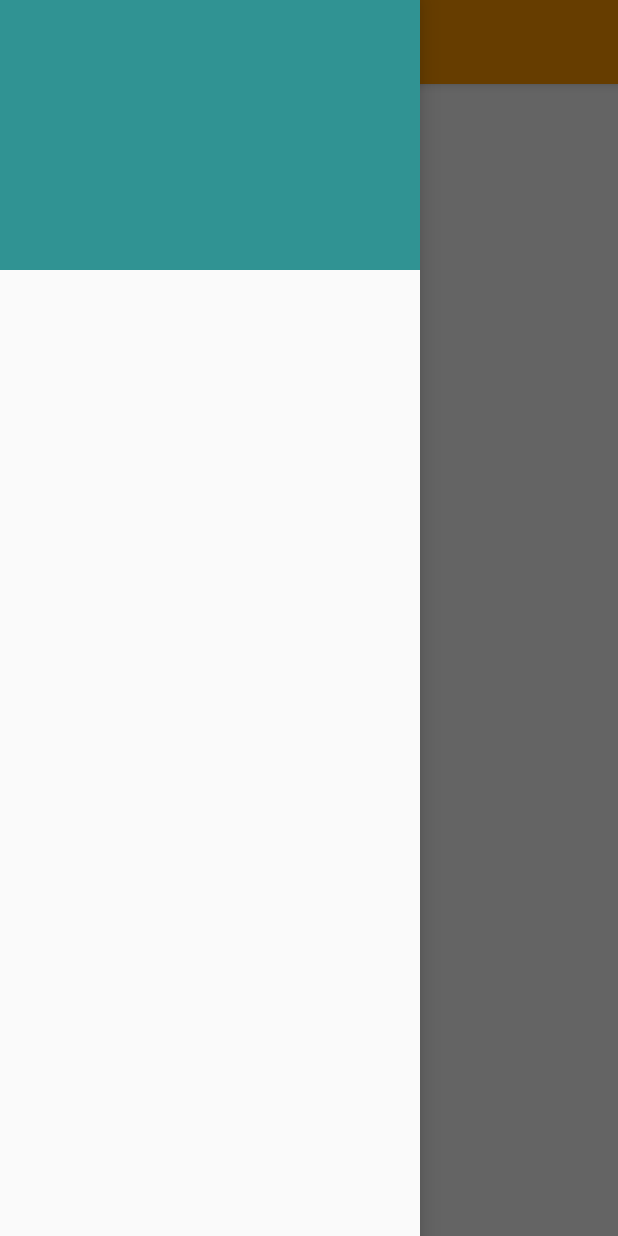
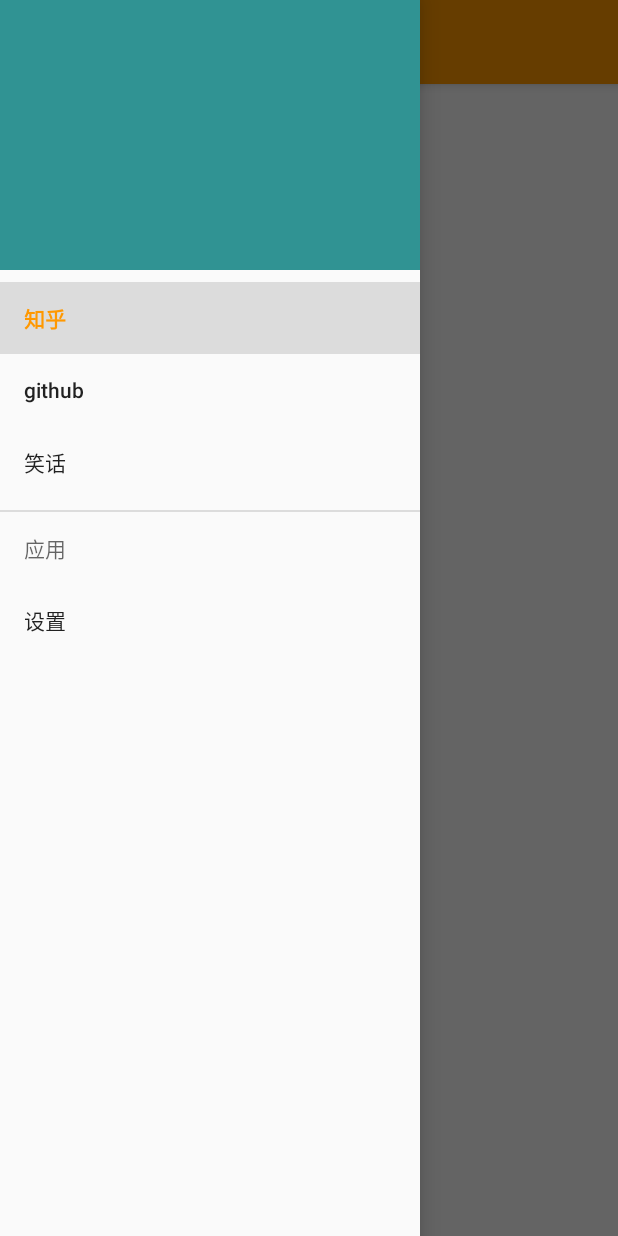
Before and after one commit to lpnpcs/yuanhelper, an Android app: the MainActivity screen opened directly, with no data from a screen before it, with the side drawer open, on a phone screen of 412 x 824 dp. Run offline under Robolectric (Android 15) with nearby library versions, the phone set to English and light mode, and no system bars; our stand-ins replace ButterKnife; libraries missing offline, so code that uses them is left out: com.mikepenz.iconics, com.mikepenz.material_design_iconic_typeface_library; pictures from the network do not load; 5 statements that could not run were skipped.

Commit message:
init navi~

```diff
--- a/app/build.gradle
+++ b/app/build.gradle
@@ -49,6 +49,8 @@ dependencies {
     compile compiles.rxbinding_v7
     compile compiles.rxbinding_design
     compile compiles.annotation
+    compile compiles.icon
+    compile compiles.icon_design
 
     //dagger dependencies
     compile compiles.dagger
--- a/app/src/main/java/com/lpnpcs/yuanhelper/ui/activity/MainActivity.java
+++ b/app/src/main/java/com/lpnpcs/yuanhelper/ui/activity/MainActivity.java
@@ -1,8 +1,10 @@
 package com.lpnpcs.yuanhelper.ui.activity;
 
+import android.graphics.Color;
 import android.support.design.widget.NavigationView;
 import android.support.v4.widget.DrawerLayout;
 import android.support.v7.app.ActionBarDrawerToggle;
+import android.view.Menu;
 import android.view.MenuItem;
 import android.widget.ImageView;
 
@@ -10,6 +12,8 @@ import com.bumptech.glide.Glide;
 import com.bumptech.glide.load.engine.DiskCacheStrategy;
 import com.lpnpcs.yuanhelper.R;
 import com.lpnpcs.yuanhelper.base.BaseActivity;
+import com.mikepenz.iconics.IconicsDrawable;
+import com.mikepenz.material_design_iconic_typeface_library.MaterialDesignIconic;
 
 import butterknife.BindView;
 
@@ -30,46 +34,37 @@ public class MainActivity extends BaseActivity implements NavigationView.OnNavig
         super.initViews();
         setupDrawer();
         initNavigationView();
+
     }
     private void initNavigationView() {
-        //load headerView's image
+
         Glide.with(this).load(R.drawable.head)
                 .diskCacheStrategy(DiskCacheStrategy.ALL)
                 .crossFade()
                 .into((ImageView) navView.getHeaderView(0).findViewById(R.id.headImage));
         navView.setNavigationItemSelectedListener(this);
-      //  boolean isSecretOn = SPUtil.getBoolean(SettingFragment.SECRET_MODE);
-       /* if (isSecretOn) {
-            navView.inflateMenu(R.menu.main_menu_all);
-        } else {
-            navView.inflateMenu(R.menu.main_drawer);
-        }
-        //select the first menu at startup
+        navView.inflateMenu(R.menu.main_menu_all);
+
         Menu menu = navView.getMenu();
         menu.getItem(0).setChecked(true);
 
         menu.getItem(0).setIcon(
                 new IconicsDrawable(this).
-                        icon(GoogleMaterial.Icon.gmd_explore));
+                        icon(MaterialDesignIconic.Icon.gmi_rss));
         menu.getItem(1).setIcon(
                 new IconicsDrawable(this).
-                        icon(GoogleMaterial.Icon.gmd_face)
-                        .color(Color.RED));
-        Menu sub = menu.getItem(isSecretOn ? 3 : 2).getSubMenu();
+                        icon(MaterialDesignIconic.Icon.gmi_github_alt));
+        menu.getItem(2).setIcon(
+                new IconicsDrawable(this).
+                        icon(MaterialDesignIconic.Icon.gmi_mood));
+        Menu sub = menu.getItem(3).getSubMenu();
         sub.getItem(0).setIcon(
                 new IconicsDrawable(this).
-                        icon(GoogleMaterial.Icon.gmd_share)
+                        icon(MaterialDesignIconic.Icon.gmi_settings)
                         .color(Color.DKGRAY));
-        sub.getItem(1).setIcon(
-                new IconicsDrawable(this).
-                        icon(GoogleMaterial.Icon.gmd_settings)
-                        .color(Color.GRAY));
-        if (isSecretOn) {
-            menu.getItem(2).setIcon(new IconicsDrawable(this)
-                    .icon(GoogleMaterial.Icon.gmd_whatshot)
-                    .color(Color.WHITE));
-        }*/
-    }
+
+        }
+
     @Override
     protected void initLayoutId() {
         layoutId = R.layout.activity_main;
--- /dev/null
+++ b/app/src/main/res/menu/main_menu_all.xml
@@ -0,0 +1,25 @@
+<?xml version="1.0" encoding="utf-8"?>
+<menu xmlns:android="http://schemas.android.com/apk/res/android">
+
+    <group android:checkableBehavior="single">
+        <item
+            android:id="@+id/nav_zhihu"
+            android:title="@string/nva_zhihu"/>
+        <item
+            android:id="@+id/nav_github"
+            android:title="@string/nav_github"/>
+        <item
+            android:id="@+id/nav_joke"
+        android:title="@string/nav_joke"/>
+
+    </group>
+
+    <item android:title="@string/app">
+        <menu>
+            <item
+                android:id="@+id/nav_setting"
+                android:title="@string/nav_setting"/>
+        </menu>
+    </item>
+
+</menu>
--- a/app/src/main/res/values/strings.xml
+++ b/app/src/main/res/values/strings.xml
@@ -2,4 +2,13 @@
     <string name="app_name">猿助手</string>
     <string name="navigation_drawer_open" translatable="false">close drawer</string>
     <string name="navigation_drawer_close" translatable="false">open drawer</string>
+    <string name="nva_zhihu">知乎</string>
+    <string name="action_settings">设置</string>
+    <string name="action_about">关于</string>
+    <string name="action_exit">退出</string>
+    <string name="nav_github">github</string>
+    <string name="nav_joke">笑话</string>
+    <string name="app">应用</string>
+    <string name="nav_setting">设置</string>
+    <string name="menu_share">分享</string>
 </resources>
--- a/dependencies.gradle
+++ b/dependencies.gradle
@@ -31,7 +31,9 @@ ext {
             retrofitgson : 'com.squareup.retrofit2:converter-gson:2.0.0-beta4',
             systembartint       : 'com.readystatesoftware.systembartint:systembartint:1.0.3',
             annotation   :  'com.android.support:support-annotations:22.2.0',
-            viewpagerIndicator  : "com.mcxiaoke.viewpagerindicator:library:2.4.1"
+            viewpagerIndicator  : "com.mcxiaoke.viewpagerindicator:library:2.4.1",
+            icon : 'com.mikepenz:iconics-core:2.5.11@aar',
+            icon_design : 'com.mikepenz:material-design-iconic-typeface:2.2.0.1@aar'
     ]
 
     provides = [
```
Also changed, not shown: app/src/main/res/menu/main.xml (added, +14 -0 lines), app/src/main/res/menu/share_menu.xml (added, +9 -0 lines).
